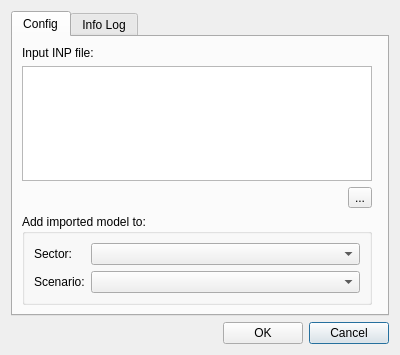
Above: core/ui/toolbars/utilities/import_inp.ui from ibergis/ibergis_qgis_plugin before the change. Below: the same form after it.
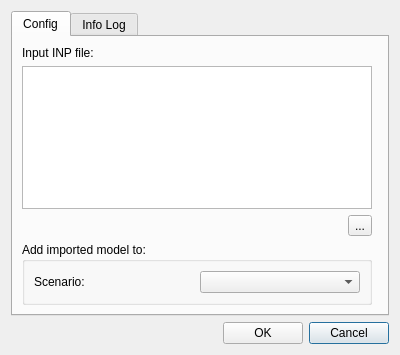
That is the form after the change.

Commit message: Remove references to: "cmb_sector" on import_inp

```diff
--- a/core/ui/toolbars/utilities/import_inp.ui
+++ b/core/ui/toolbars/utilities/import_inp.ui
@@ -90,25 +90,15 @@
          <property name="title">
           <string>Add imported model to:</string>
          </property>
-         <layout class="QGridLayout" name="gridLayout" columnstretch="0,1">
-          <item row="0" column="1">
-           <widget class="QComboBox" name="cmb_sector"/>
-          </item>
+         <layout class="QGridLayout" name="gridLayout" columnstretch="0,0">
           <item row="0" column="0">
-           <widget class="QLabel" name="lbl_sector">
-            <property name="text">
-             <string>Sector:</string>
-            </property>
-           </widget>
-          </item>
-          <item row="1" column="0">
            <widget class="QLabel" name="lbl_scenario">
             <property name="text">
              <string>Scenario:</string>
             </property>
            </widget>
           </item>
-          <item row="1" column="1">
+          <item row="0" column="1">
            <widget class="QComboBox" name="cmb_scenario"/>
           </item>
          </layout>
```
The commit also changes 2 other files.
